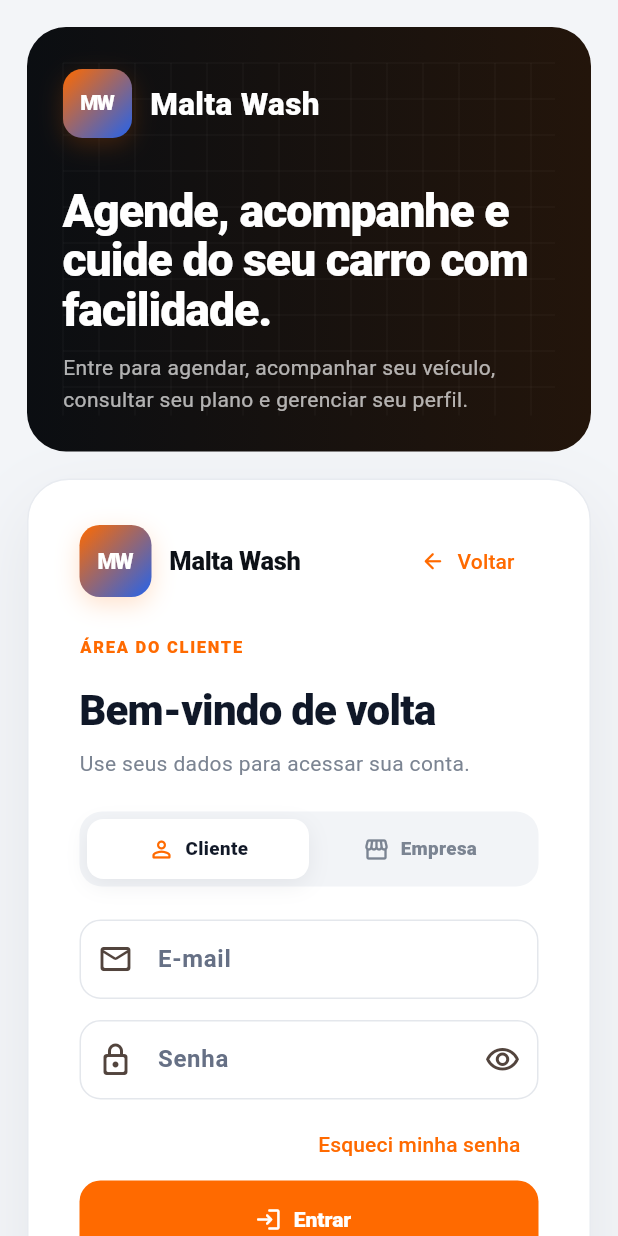
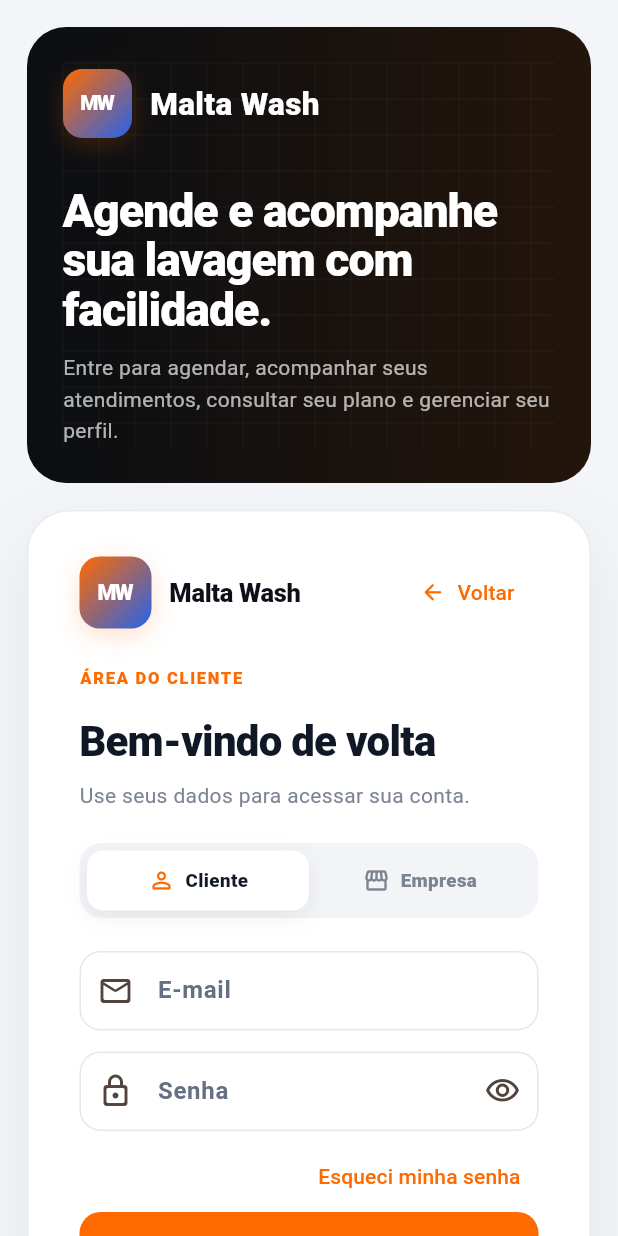
Before and after one commit to Tdk17/malta_wash, a Flutter app: the LoginPage screen opened by its route, on a phone screen of 412 x 824 dp. Run offline on Flutter 3.47's test engine with Material 3 defaults, Android fonts, the phone set to English and light mode, and no system bars; our stand-ins replace dio, flutter_secure_storage, get_it, go_router, signals; accounts and stored records are empty; statements that could not run were skipped.

Commit message:
fix: remove legacy tenant slug and vehicle copy from login

```diff
--- a/lib/Src/Features/auth/presentation/pages/login_page.dart
+++ b/lib/Src/Features/auth/presentation/pages/login_page.dart
@@ -36,10 +36,10 @@ class _LoginPageState extends State<LoginPage> {
       eyebrow: companyArea ? 'Área da empresa' : 'Área do cliente',
       title: companyArea
           ? 'A operação da sua lavação em um único painel.'
-          : 'Agende, acompanhe e cuide do seu carro com facilidade.',
+          : 'Agende e acompanhe sua lavagem com facilidade.',
       description: companyArea
           ? 'Acesse a operação da sua empresa pelo Malta Wash.'
-          : 'Entre para agendar, acompanhar seu veículo, consultar seu plano e gerenciar seu perfil.',
+          : 'Entre para agendar, acompanhar seus atendimentos, consultar seu plano e gerenciar seu perfil.',
       child: Form(
         key: formKey,
         child: Column(
@@ -151,7 +151,7 @@ class _LoginPageState extends State<LoginPage> {
                   children: [
                     const Expanded(child: Text('Ainda não possui conta?', style: TextStyle(fontWeight: FontWeight.w600))),
                     TextButton(
-                      onPressed: () => context.go('${RoutePaths.register}?tenant=clinicar'),
+                      onPressed: () => context.go(RoutePaths.register),
                       child: const Text('Criar conta'),
                     ),
                   ],
```
